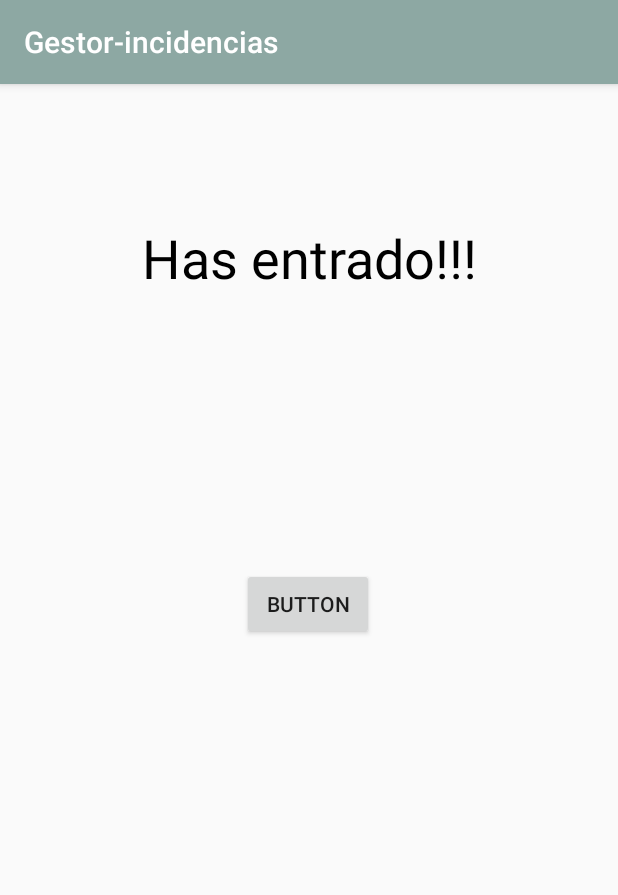
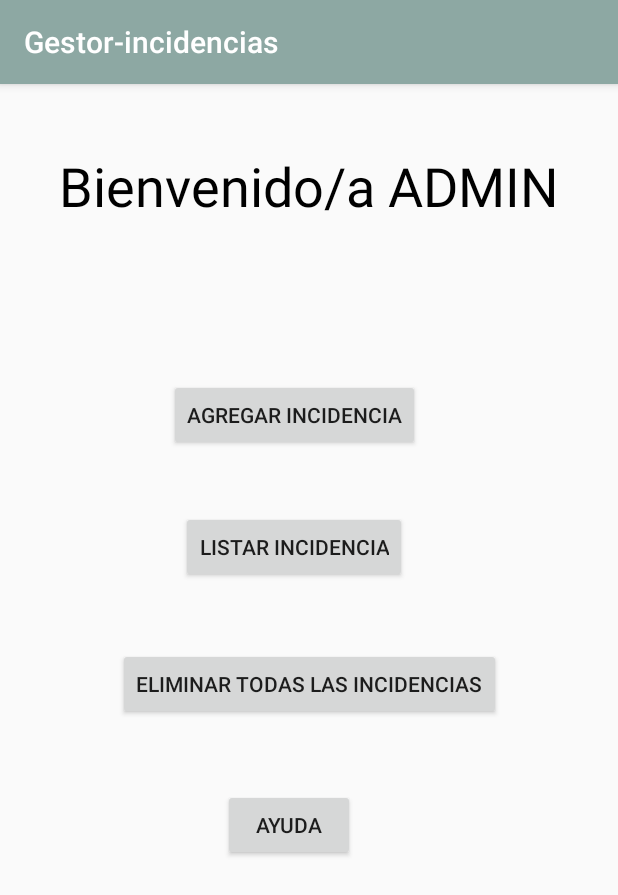
Before and after one commit to nessx/gestor-incidencias, an Android app: the iniciomenu screen opened directly, with no data from a screen before it, on a phone screen of 412 x 824 dp. Shown: the top 895 px of the screen. Run offline under Robolectric (Android 15) with nearby library versions, the phone set to English and light mode, and no system bars.

Commit message:
mark zucaritas

```diff
--- a/app/src/main/AndroidManifest.xml
+++ b/app/src/main/AndroidManifest.xml
@@ -10,8 +10,10 @@
         android:roundIcon="@mipmap/ic_launcher_round"
         android:supportsRtl="true"
         android:theme="@style/AppTheme">
+        <!--  AQUI SE DECLARAN LAS ACTIVIDADES -->
         <activity android:name=".iniciomenu" />
         <activity android:name=".clases.agregar" />
+        <activity android:name=".clases.listar" />
         <activity android:name=".MainActivity">
             <intent-filter>
                 <action android:name="android.intent.action.MAIN" />
--- a/app/src/main/java/com/example/gestor_incidencias/MainActivity.java
+++ b/app/src/main/java/com/example/gestor_incidencias/MainActivity.java
@@ -7,6 +7,8 @@ import android.os.Bundle;
 import android.view.View;
 import android.widget.Button;
 import android.widget.EditText;
+
+import com.example.gestor_incidencias.clases.usuario;
 import com.google.android.material.snackbar.Snackbar;
 
 
@@ -29,7 +31,8 @@ public class MainActivity extends AppCompatActivity {
         logbtn.setOnClickListener(new View.OnClickListener() {
             @Override
             public void onClick(View v) {
-                if ((loguser.getText().toString().trim().equals("admin")) && (logpass.getText().toString().trim().equals("1234"))){
+                usuario user = new usuario();
+                if ((loguser.getText().toString().trim().equals(user.getuser())) && (logpass.getText().toString().trim().equals(user.getpasswd()))){
                     gotomenu();
                 }
                 else{
--- /dev/null
+++ b/app/src/main/java/com/example/gestor_incidencias/clases/usuario.java
@@ -0,0 +1,22 @@
+package com.example.gestor_incidencias.clases;
+
+public class usuario {
+    private String user = "admin";
+    private String passwd = "1234";
+
+    public void setuser(String titulo) {
+        this.user = user;
+    }
+
+    public String getuser() {
+        return user;
+    }
+
+    public void setpasswd(String passwd) {
+        this.passwd = passwd;
+    }
+
+    public String getpasswd() {
+        return passwd;
+    }
+}
--- a/app/src/main/java/com/example/gestor_incidencias/iniciomenu.java
+++ b/app/src/main/java/com/example/gestor_incidencias/iniciomenu.java
@@ -1,24 +1,37 @@
 package com.example.gestor_incidencias;
-
-import androidx.appcompat.app.AppCompatActivity;
 
 import android.content.Intent;
 import android.os.Bundle;
 import android.view.View;
 import android.widget.Button;
+import android.widget.TextView;
 
-import com.example.gestor_incidencias.clases.*;
+import androidx.annotation.Nullable;
+import androidx.appcompat.app.AppCompatActivity;
 
+import com.example.gestor_incidencias.clases.agregar;
+import com.example.gestor_incidencias.clases.incidencia;
+import com.example.gestor_incidencias.clases.listar;
+import com.example.gestor_incidencias.clases.usuario;
+
+import java.util.ArrayList;
 
 
 public class iniciomenu extends AppCompatActivity {
-    Button agregar;
+    Button agregar,listar;
+    TextView test;
+    public ArrayList<incidencia> incidencias = new ArrayList<>();
 
     @Override
     protected void onCreate(Bundle savedInstanceState) {
         super.onCreate(savedInstanceState);
+        usuario user = new usuario();
         setContentView(R.layout.menu_inicio);
         agregar = findViewById(R.id.agregar);
+        listar = findViewById(R.id.listar);
+        test = findViewById(R.id.test);
+
+        test.setText("Bienvenido/a "+user.getuser().toUpperCase());
 
 
         //codigo
@@ -27,11 +40,33 @@ public class iniciomenu extends AppCompatActivity {
             @Override
             public void onClick(View v) {
                 Intent intent = new Intent (iniciomenu.this, agregar.class);
-                startActivity(intent);
+                intent.putExtra("array_incidencias", incidencias);
+                startActivityForResult(intent, 1);
+                //startActivity(intent);
+            }
+        });
+        listar.setOnClickListener(new View.OnClickListener() {
+            @Override
+            public void onClick(View v) {
+                Intent intent = new Intent (iniciomenu.this, listar.class);
+                intent.putExtra("array_incidencias", incidencias);
+                startActivityForResult(intent, 1);
+                //startActivity(intent);
             }
         });
 
         // fragments pasar datos tutorals
 
     }
+    @Override
+    protected void onActivityResult(int requestCode, int resultCode, Intent data) {
+        super.onActivityResult(requestCode, resultCode, data);
+
+        if(requestCode==1){
+            if(resultCode == RESULT_OK){
+                incidencias = data.getParcelableArrayListExtra("array_incidencias");
+            }
+        }
+
+    }
 }
--- a/app/src/main/res/layout/listar.xml
+++ b/app/src/main/res/layout/listar.xml
@@ -13,7 +13,8 @@ tools:context=".clases.listar">
         android:layout_height="wrap_content"
         android:layout_marginTop="24dp"
         android:fontFamily="sans-serif-condensed-light"
-    android:text="T1"
+        android:text="Lista de incidencias"
+        android:textColor="#000000"
         android:textSize="30sp"
         app:layout_constraintBottom_toTopOf="@+id/recyclerView"
         app:layout_constraintEnd_toEndOf="parent"
--- a/app/src/main/res/layout/menu_inicio.xml
+++ b/app/src/main/res/layout/menu_inicio.xml
@@ -10,24 +10,58 @@
         android:id="@+id/test"
         android:layout_width="wrap_content"
         android:layout_height="wrap_content"
-        android:text="Has entrado!!!"
         android:textColor="#000000"
         android:textSize="36sp"
         app:layout_constraintBottom_toBottomOf="parent"
         app:layout_constraintEnd_toEndOf="parent"
         app:layout_constraintStart_toStartOf="parent"
         app:layout_constraintTop_toTopOf="parent"
-        app:layout_constraintVertical_bias="0.127" />
+        app:layout_constraintVertical_bias="0.06" />
 
     <Button
         android:id="@+id/agregar"
         android:layout_width="wrap_content"
         android:layout_height="wrap_content"
-        android:text="Button"
+        android:text="Agregar incidencia"
         app:layout_constraintBottom_toBottomOf="parent"
         app:layout_constraintEnd_toEndOf="parent"
-        app:layout_constraintHorizontal_bias="0.498"
+        app:layout_constraintHorizontal_bias="0.461"
         app:layout_constraintStart_toStartOf="parent"
         app:layout_constraintTop_toTopOf="parent"
-        app:layout_constraintVertical_bias="0.448" />
+        app:layout_constraintVertical_bias="0.273" />
+
+    <Button
+        android:id="@+id/listar"
+        android:layout_width="wrap_content"
+        android:layout_height="wrap_content"
+        android:text="Listar incidencia"
+        app:layout_constraintBottom_toBottomOf="parent"
+        app:layout_constraintEnd_toEndOf="parent"
+        app:layout_constraintHorizontal_bias="0.461"
+        app:layout_constraintStart_toStartOf="parent"
+        app:layout_constraintTop_toTopOf="parent"
+        app:layout_constraintVertical_bias="0.395" />
+
+    <Button
+        android:id="@+id/button2"
+        android:layout_width="wrap_content"
+        android:layout_height="wrap_content"
+        android:text="Eliminar todas las incidencias"
+        app:layout_constraintBottom_toBottomOf="parent"
+        app:layout_constraintEnd_toEndOf="parent"
+        app:layout_constraintStart_toStartOf="parent"
+        app:layout_constraintTop_toTopOf="parent"
+        app:layout_constraintVertical_bias="0.522" />
+
+    <Button
+        android:id="@+id/button3"
+        android:layout_width="wrap_content"
+        android:layout_height="wrap_content"
+        android:text="Ayuda"
+        app:layout_constraintBottom_toBottomOf="parent"
+        app:layout_constraintEnd_toEndOf="parent"
+        app:layout_constraintHorizontal_bias="0.458"
+        app:layout_constraintStart_toStartOf="parent"
+        app:layout_constraintTop_toTopOf="parent"
+        app:layout_constraintVertical_bias="0.653" />
 </androidx.constraintlayout.widget.ConstraintLayout>
```
Also changed, not shown: app/src/main/java/com/example/gestor_incidencias/CustomAdapter.java (+7 -16 lines), app/src/main/java/com/example/gestor_incidencias/clases/agregar.java (+21 -10 lines), app/src/main/java/com/example/gestor_incidencias/clases/arrayli.java (deleted, +0 -27 lines), app/src/main/java/com/example/gestor_incidencias/clases/incidencia.java (+55 -1 lines), app/src/main/java/com/example/gestor_incidencias/clases/listar.java (+14 -4 lines). Lines whose indentation alone changed are shown as unchanged.
